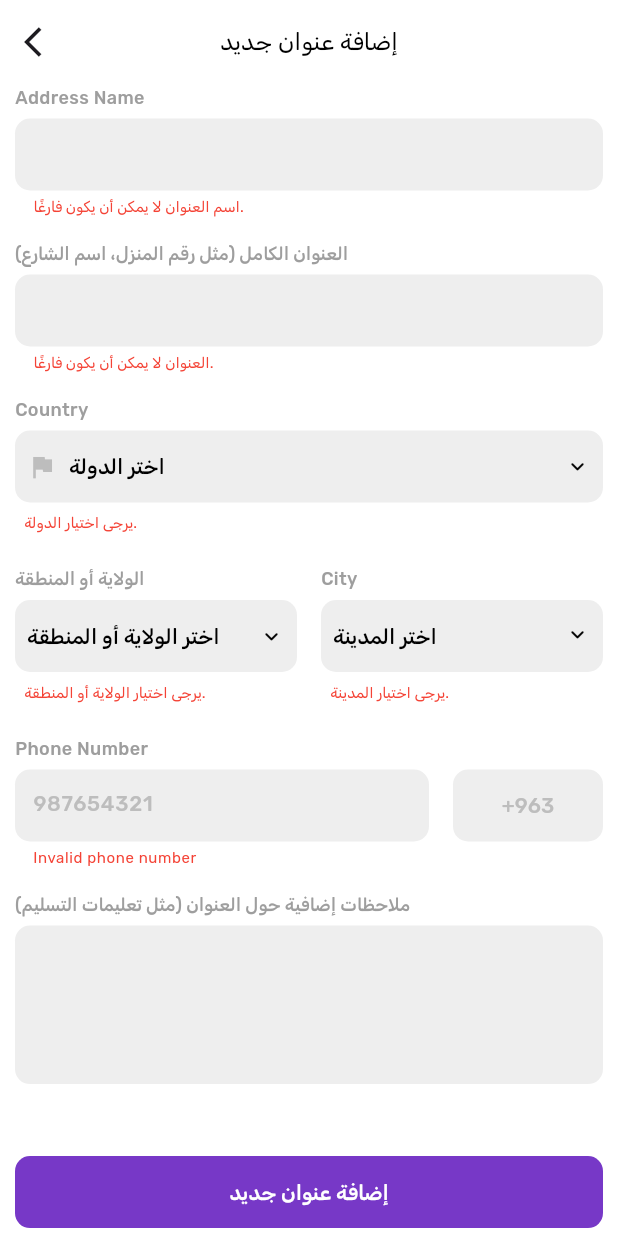
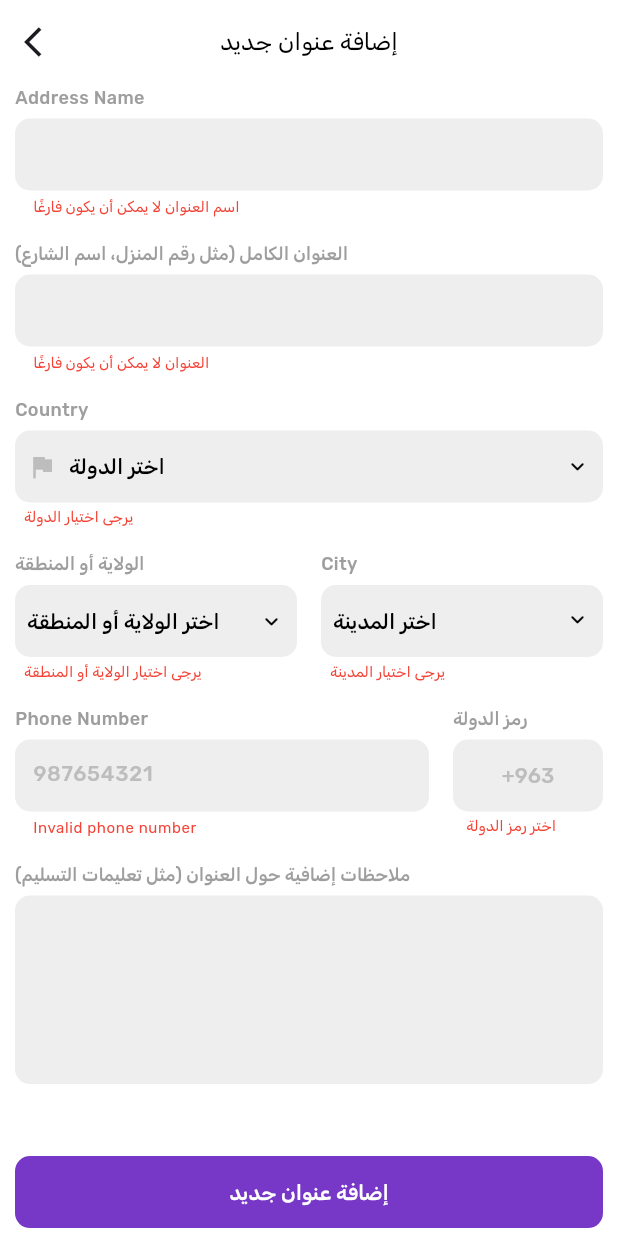
Before and after one commit to Muhammed-Hayr-Ali/Marketna_e-commerce, a Flutter app: the AddAddressScreen screen opened directly, after a tap on "إضافة عنوان جديد", on a phone screen of 412 x 824 dp. Run offline on Flutter 3.47's test engine with Material 3 defaults, Android fonts, the phone set to English and light mode, and no system bars; our stand-ins replace cached_network_image, flutter_holo_date_picker, flutter_svg, fluttertoast, geolocator, get and 7 more; missing offline and left inert: flutter_pin_code_fields; accounts and stored records are empty; statements that could not run were skipped.

Commit message:
Initial commit

```diff
--- a/lib/localization/language/arabic.dart
+++ b/lib/localization/language/arabic.dart
@@ -5,19 +5,19 @@ class Arabic {
     'Track order': 'تتبع الطلب',
     'Get your order': 'احصل على طلبك',
     'Enjoy a unique and easy shopping experience in our application':
-        'استمتع بتجربة تسوق فريدة وسهلة داخل تطبيقنا.',
-    'Track shipments real-time': 'تتبع الشحنات في الوقت الفعلي.',
+        'استمتع بتجربة تسوق فريدة وسهلة داخل تطبيقنا',
+    'Track shipments real-time': 'تتبع الشحنات في الوقت الفعلي',
     'Enjoy your favorite products with confidence and safety':
-        'تسوق منتجاتك المفضلة بأمان وثقة.',
+        'تسوق منتجاتك المفضلة بأمان وثقة',
     'Next': 'التالي',
     'Login': 'تسجيل الدخول',
 
     /// عناوين وأوصاف الشاشات
-    'welcome_back': 'مرحبًا بعودتك! لقد افتقدناك.',
+    'welcome_back': 'مرحبًا بعودتك! لقد افتقدناك',
     'create_account': 'إنشاء حساب جديد',
-    'fill_your_details': 'انضم إلى عائلتنا.\nاملأ بياناتك أدناه.',
+    'fill_your_details': 'انضم إلى عائلتنا\nاملأ بياناتك أدناه',
     'update_password': 'تحديث كلمة المرور',
-    'update_password_desc': 'أدخل رمز التحقق وكلمة المرور الجديدة.',
+    'update_password_desc': 'أدخل رمز التحقق وكلمة المرور الجديدة',
     'profile': 'الملف الشخصي',
     'notifications': 'الإشعارات',
     'edit_profile': 'تعديل الملف الشخصي',
@@ -80,79 +80,77 @@ class Arabic {
     'choose_your_date_of_birth': 'اختر تاريخ ميلادك',
     'state': 'الولاية',
     'address': 'العنوان',
-    'email_copied': 'تم نسخ البريد الإلكتروني إلى الحافظة.',
+    'email_copied': 'تم نسخ البريد الإلكتروني إلى الحافظة',
 
     /// رسائل الخطأ والتحقق
-    'name_cannot_be_empty': 'الاسم لا يمكن أن يكون فارغًا.',
-    'email_cannot_be_empty': 'البريد الإلكتروني لا يمكن أن يكون فارغًا.',
-    'invalid_email': 'البريد الإلكتروني غير صالح.',
-    'password_cannot_be_empty': 'كلمة المرور لا يمكن أن تكون فارغة.',
-    'password_min_length': 'كلمة المرور يجب أن تتكون من 6 أحرف على الأقل.',
+    'name_cannot_be_empty': 'الاسم لا يمكن أن يكون فارغًا',
+    'email_cannot_be_empty': 'البريد الإلكتروني لا يمكن أن يكون فارغًا',
+    'invalid_email': 'البريد الإلكتروني غير صالح',
+    'password_cannot_be_empty': 'كلمة المرور لا يمكن أن تكون فارغة',
+    'password_min_length': 'كلمة المرور يجب أن تتكون من 6 أحرف على الأقل',
     'confirm_password_cannot_be_empty':
-        'تأكيد كلمة المرور لا يمكن أن يكون فارغًا.',
+        'تأكيد كلمة المرور لا يمكن أن يكون فارغًا',
     'confirm_password_min_length':
-        'تأكيد كلمة المرور يجب أن يتكون من 6 أحرف على الأقل.',
-    'passwords_do_not_match': 'كلمة المرور وتأكيد كلمة المرور غير متطابقتين.',
-    'phone_cannot_be_empty': 'رقم الهاتف لا يمكن أن يكون فارغًا.',
-    'invalid_phone': 'رقم الهاتف غير صالح.',
-    'addressName_cannot_be_empty': 'اسم العنوان لا يمكن أن يكون فارغًا.',
-    'country_cannot_be_empty': 'اسم الدولة لا يمكن أن يكون فارغًا.',
+        'تأكيد كلمة المرور يجب أن يتكون من 6 أحرف على الأقل',
+    'passwords_do_not_match': 'كلمة المرور وتأكيد كلمة المرور غير متطابقتين',
+    'phone_cannot_be_empty': 'رقم الهاتف لا يمكن أن يكون فارغًا',
+    'invalid_phone': 'رقم الهاتف غير صالح',
+    'addressName_cannot_be_empty': 'اسم العنوان لا يمكن أن يكون فارغًا',
+    'country_cannot_be_empty': 'اسم الدولة لا يمكن أن يكون فارغًا',
     'stateProvince_cannot_be_empty':
-        'اسم الولاية أو المنطقة الإدارية لا يمكن أن يكون فارغًا.',
-    'city_cannot_be_empty': 'اسم المدينة لا يمكن أن يكون فارغًا.',
-    'streetAddress_cannot_be_empty': 'العنوان لا يمكن أن يكون فارغًا.',
-    'verification_code_cannot_be_empty': 'رمز التحقق لا يمكن أن يكون فارغًا.',
-    'verification_code_invalid_length': 'رمز التحقق يجب أن يتكون من 6 أرقام.',
-    'required_field': 'هذا الحقل مطلوب.',
-    'max_characters': 'الحد الأقصى لعدد الأحرف هو {0}.',
-    'min_characters': 'الحد الأدنى لعدد الأحرف هو {0}.',
-    'select_gender': 'يرجى تحديد الجنس.',
-    'network_error': 'تعذر الاتصال بالخادم. يرجى التحقق من اتصال الإنترنت.',
-    'please_select_location': 'يرجى اختيار العنوان بشكل صحيح.',
+        'اسم الولاية أو المنطقة الإدارية لا يمكن أن يكون فارغًا',
+    'city_cannot_be_empty': 'اسم المدينة لا يمكن أن يكون فارغًا',
+    'streetAddress_cannot_be_empty': 'العنوان لا يمكن أن يكون فارغًا',
+    'verification_code_cannot_be_empty': 'رمز التحقق لا يمكن أن يكون فارغًا',
+    'verification_code_invalid_length': 'رمز التحقق يجب أن يتكون من 6 أرقام',
+    'required_field': 'هذا الحقل مطلوب',
+    'max_characters': 'الحد الأقصى لعدد الأحرف هو {0}',
+    'min_characters': 'الحد الأدنى لعدد الأحرف هو {0}',
+    'select_gender': 'يرجى تحديد الجنس',
+    'network_error': 'تعذر الاتصال بالخادم يرجى التحقق من اتصال الإنترنت',
+    'please_select_location': 'يرجى اختيار العنوان بشكل صحيح',
 
-    'select_country_required': 'يرجى اختيار الدولة.',
+    'select_country_required': 'يرجى اختيار الدولة',
     'country_code_required': ' اختر رمز الدولة',
-    'select_province_required': 'يرجى اختيار الولاية أو المنطقة.',
-    'select_city_required': 'يرجى اختيار المدينة.',
+    'select_province_required': 'يرجى اختيار الولاية أو المنطقة',
+    'select_city_required': 'يرجى اختيار المدينة',
 
     /// رسائل الاستجابة
     'reset_password': 'استعادة كلمة المرور',
-    'enter_email_for_reset': 'أدخل البريد الإلكتروني لاستعادة كلمة المرور.',
-    'password_updated_successfully': 'تم تحديث كلمة المرور بنجاح.',
-    'profile_updated_successfully': 'تم تحديث الملف الشخصي بنجاح.',
-    'Exception: no_internet_connection': 'خطأ: لا يوجد اتصال بالإنترنت.',
-    'user_already_registered': 'المستخدم مسجل بالفعل.',
-    'Invalid login credentials': 'بيانات تسجيل الدخول غير صحيحة.',
-    'user_is_banned': 'لقد تم حظر حسابك.',
+    'enter_email_for_reset': 'أدخل البريد الإلكتروني لاستعادة كلمة المرور',
+    'password_updated_successfully': 'تم تحديث كلمة المرور بنجاح',
+    'profile_updated_successfully': 'تم تحديث الملف الشخصي بنجاح',
+    'Exception: no_internet_connection': 'خطأ: لا يوجد اتصال بالإنترنت',
+    'user_already_registered': 'المستخدم مسجل بالفعل',
+    'Invalid login credentials': 'بيانات تسجيل الدخول غير صحيحة',
+    'user_is_banned': 'لقد تم حظر حسابك',
     'are_you_sure_logout': 'هل أنت متأكد أنك تريد تسجيل الخروج؟',
-    'password_updated_successfully_response': 'تم تعديل كلمة المرور بنجاح.',
-    'account_deleted_successfully': 'تم حذف الحساب بنجاح.',
-    'action_cannot_be_undone': 'هذا الإجراء لا يمكن التراجع عنه.',
+    'password_updated_successfully_response': 'تم تعديل كلمة المرور بنجاح',
+    'account_deleted_successfully': 'تم حذف الحساب بنجاح',
+    'action_cannot_be_undone': 'هذا الإجراء لا يمكن التراجع عنه',
     'something_went_wrong': 'حدث خطأ ما!',
-    'please_try_again': 'يرجى المحاولة مرة أخرى.',
-    'no_data_found': 'لم يتم العثور على بيانات.',
-    'loading': 'جارٍ التحميل...',
-    'operation_completed_successfully': 'تمت العملية بنجاح.',
-    'operation_failed': 'فشلت العملية.',
-    'data_sending_error':
-        'حدث خطأ أثناء إرسال البيانات. يرجى المحاولة مرة أخرى.',
-    'address_added_successfully': 'تمت إضافة العنوان بنجاح.',
-    'address_updated_successfully': 'تم تحديث العنوان بنجاح.',
+    'please_try_again': 'يرجى المحاولة مرة أخرى',
+    'no_data_found': 'لم يتم العثور على بيانات',
+    'loading': 'جارٍ التحميل',
+    'operation_completed_successfully': 'تمت العملية بنجاح',
+    'operation_failed': 'فشلت العملية',
+    'data_sending_error': 'حدث خطأ أثناء إرسال البيانات يرجى المحاولة مرة أخرى',
+    'address_added_successfully': 'تمت إضافة العنوان بنجاح',
+    'address_updated_successfully': 'تم تحديث العنوان بنجاح',
     'user_id_is_null':
-        'تعذر الحصول على معلومات المستخدم. يرجى إعادة تسجيل الدخول.',
+        'تعذر الحصول على معلومات المستخدم يرجى إعادة تسجيل الدخول',
     'Unable_Location_services':
-        'تعذر الوصول إلى خدمات الموقع. يرجى تفعيل خدمات الموقع.',
+        'تعذر الوصول إلى خدمات الموقع يرجى تفعيل خدمات الموقع',
     'Location_permissions_denied':
-        'تم رفض أذونات الموقع. يرجى تفعيل أذونات الموقع.',
-    'Location_permissions_denied_request_permissions.':
-        'تم رفض أذونات الموقع بشكل دائم، ولا يمكننا طلب الأذونات.',
-    'data_loading_error':
-        'حدث خطأ أثناء تحميل البيانات. يرجى المحاولة مرة أخرى.',
+        'تم رفض أذونات الموقع يرجى تفعيل أذونات الموقع',
+    'Location_permissions_denied_request_permissions':
+        'تم رفض أذونات الموقع بشكل دائم، ولا يمكننا طلب الأذونات',
+    'data_loading_error': 'حدث خطأ أثناء تحميل البيانات يرجى المحاولة مرة أخرى',
     'an_error_occurred': 'حدث خطأ:',
-    'session_is_null': 'تعذر الحصول على معلومات الجلسة.',
-    'google_sign_in_failed': 'تعذر تسجيل الدخول باستخدام Google.',
+    'session_is_null': 'تعذر الحصول على معلومات الجلسة',
+    'google_sign_in_failed': 'تعذر تسجيل الدخول باستخدام Google',
 
-    'privacy_policy_cannot_be_opened': 'تعذر فتح رابط سياسة الخصوصية.',
+    'privacy_policy_cannot_be_opened': 'تعذر فتح رابط سياسة الخصوصية',
 
     /// وقت وتاريخ
     'today': 'اليوم',
@@ -209,7 +207,7 @@ class Arabic {
 
     /// العناوين
     'add_new_address': 'إضافة عنوان جديد',
-    'no_addresses': 'ليس لديك أي عنوان حتى الآن.',
+    'no_addresses': 'ليس لديك أي عنوان حتى الآن',
     'address_name': 'اسم العنوان',
     'home': 'منزل',
     'work': 'عمل',
--- a/lib/screens/addresses/adaaress_add/add_address_screen.dart
+++ b/lib/screens/addresses/adaaress_add/add_address_screen.dart
@@ -96,21 +96,23 @@ class AddAddressScreen extends StatelessWidget {
                           ),
                         ),
                         SizedBox(width: 16),
-                        CustomButton(
-                          label: '',
-                          child: GetBuilder<AddAddressController>(
-                            init: AddAddressController(),
-                            builder:
-                                (_) => CustomText(
+                        GetBuilder<AddAddressController>(
+                          init: AddAddressController(),
+                          builder:
+                              (_) => CustomButton(
+                                label: AppConstants.COUNTRY_CODE,
+                                errorMessage: _.countryCodeErrorMessage,
+
+                                child: CustomText(
                                   textDirection: TextDirection.ltr,
                                   _.selectedCountryCode ??
-                                      AppConstants.DEFAULT_COUNTRY_CODE,
+                                      AppConstants.DEFAULT_COUNTRY_CODE.tr,
                                   color:
                                       _.selectedCountryCode == null
                                           ? Colors.grey.shade400
                                           : Colors.black,
                                 ),
-                          ),
+                              ),
                         ),
                       ],
                     ),
@@ -136,6 +138,7 @@ class AddAddressScreen extends StatelessWidget {
                 () => CustomButton(
                   isLoading: _.isLoading.value,
                   width: double.infinity,
+
                   buttonColor: AppColors.primaryColor,
                   progressColor: AppColors.white,
                   onPressed: _.addAddress,
--- a/lib/screens/addresses/adaaress_add/controller/controller.dart
+++ b/lib/screens/addresses/adaaress_add/controller/controller.dart
@@ -32,6 +32,7 @@ class AddAddressController extends GetxController {
   String? countryErrorMessage;
   String? provinceErrorMessage;
   String? cityErrorMessage;
+  String? countryCodeErrorMessage;
 
   @override
   void onInit() async {
@@ -138,10 +139,18 @@ class AddAddressController extends GetxController {
       update();
     }
 
+    if (selectedCountryCode == null || selectedCountryCode!.isEmpty) {
+      countryCodeErrorMessage = AppConstants.COUNTRY_CODE_REQUIRED;
+    } else {
+      countryCodeErrorMessage = null;
+      update();
+    }
+
     if (!formKey.currentState!.validate() ||
         countryErrorMessage != null ||
         provinceErrorMessage != null ||
-        cityErrorMessage != null) {
+        cityErrorMessage != null ||
+        countryCodeErrorMessage != null) {
       isLoading.value = false;
       update();
       return;
--- a/lib/screens/profile_edit/controller/controller.dart
+++ b/lib/screens/profile_edit/controller/controller.dart
@@ -48,7 +48,11 @@ class EditProfileController extends GetxController {
     email = currentUser.email;
 
     // Set the country code to the user's country code
-    countryCode = userMetadata?[AppConstants.COUNTRY_CODE] ?? '';
+    if (userMetadata?[AppConstants.COUNTRY_CODE] != null) {
+      countryCode = userMetadata![AppConstants.COUNTRY_CODE];
+    } else {
+      countryCode = null;
+    }
 
     // Set the phone controller text to the user's phone number
     phoneController.text = userMetadata?[AppConstants.PHONE] ?? '';
@@ -314,9 +318,9 @@ class EditProfileController extends GetxController {
   ///
   /// Finally, it will reset the form and set the loading state to false.
   Future<void> updateUser() async {
+    debugPrint(countryCode);
     if (countryCode == null) {
       countryCodeErrorMessage = AppConstants.COUNTRY_CODE_REQUIRED;
-      return;
     } else {
       countryCodeErrorMessage = null;
       update();
@@ -338,7 +342,7 @@ class EditProfileController extends GetxController {
         UserAttributes(
           data: {
             AppConstants.DISPLAY_NAME: nameController.text.trim(),
-            AppConstants.NAME: DataConverter.removeTextAfterAt(email!.trim()),
+            AppConstants.PREFERRED_USERNAME: DataConverter.removeTextAfterAt(email!.trim()),
             AppConstants.COUNTRY_CODE: countryCode,
             AppConstants.PHONE: phoneController.text.trim(),
             AppConstants.GENDER: gender,
--- a/lib/screens/profile_edit/editprofilescreen.dart
+++ b/lib/screens/profile_edit/editprofilescreen.dart
@@ -165,6 +165,8 @@ class EditProfileScreen extends StatelessWidget {
                                 CustomCountryPicker(
                                   countryPickerMode: CountryPickerMode.code,
                                   selectedCountryCode: _.countryCode,
+                                  countryCodeErrorMessage:
+                                      _.countryCodeErrorMessage,
                                   onChangedCountry: (value) {
                                     _.updateCountryCode(value.code);
                                   },
--- a/lib/utils/constants.dart
+++ b/lib/utils/constants.dart
@@ -55,7 +55,7 @@ abstract class AppConstants {
   static const String FULL_NAME = 'full_name';
   static const String USER_NAME = 'user_name';
   static const String PREFERRED_USERNAME = 'preferred_username';
-  static const String COUNTRY_CODE = 'country_code';
+  static const String COUNTRY_CODE = 'countryCode';
   static const String PHONE = 'phone';
   static const String GENDER = 'gender';
   static const String DATE_BIRTH = 'date_birth';
@@ -83,7 +83,8 @@ abstract class AppConstants {
   static const String LOCATION_PERMISSIONS_DENIED_REQUEST_PERMISSIONS =
       'Location_permissions_denied_request_permissions';
   static const String ADDRESS_ADDED_SUCCESSFULLY = 'address_added_successfully';
-  static const String ADDRESS_UPDATED_SUCCESSFULLY = 'address_updated_successfully';
+  static const String ADDRESS_UPDATED_SUCCESSFULLY =
+      'address_updated_successfully';
 
   static const String DATA_SENDING_ERROR = 'data_sending_error';
   static const String DATA_LOADING_ERROR = 'data_loading_error';
--- /dev/null
+++ b/lib/widgets/animation/fade_animation_dx.dart
@@ -0,0 +1,35 @@
+
+import 'package:flutter/material.dart';
+import 'package:get/get.dart';
+
+class FadeAnimationDx extends StatelessWidget {
+  const FadeAnimationDx({super.key, required this.delay, required this.child});
+  final int delay;
+  final Widget child;
+
+  bool getLocal() {
+    return Get.locale.toString() == 'ar' ? true : false;
+  }
+
+  @override
+  Widget build(BuildContext context) {
+    getLocal();
+    return TweenAnimationBuilder<double>(
+      tween: Tween<double>(begin: 0.0, end: 1.0),
+      duration: Duration(milliseconds: delay ),
+      curve: Curves.easeOut,
+      builder: (BuildContext context, double value, Widget? child) {
+        return Opacity(
+          opacity: value,
+          child: Transform.translate(
+            offset: getLocal() == true
+                ? Offset(-50 * (1 - value), 0)
+                : Offset(50 * (1 - value), 0),
+            child: child,
+          ),
+        );
+      },
+      child: child,
+    );
+  }
+}
--- /dev/null
+++ b/lib/widgets/animation/fade_animation_dy.dart
@@ -0,0 +1,40 @@
+import 'package:flutter/material.dart';
+import 'package:get/get.dart';
+
+class FadeAnimationDy extends StatelessWidget {
+  const FadeAnimationDy({
+    super.key,
+    required this.delay,
+    required this.child,
+    this.dy,
+  });
+  final int delay;
+  final Widget child;
+  final double? dy;
+
+  bool getLocal() {
+    return Get.locale.toString() == 'ar' ? true : false;
+  }
+
+  @override
+  Widget build(BuildContext context) {
+    return TweenAnimationBuilder<double>(
+      tween: Tween<double>(begin: 0.0, end: 1.0),
+      duration: Duration(milliseconds: delay),
+      curve: Curves.easeOut,
+      builder: (BuildContext context, double value, Widget? child) {
+        return Opacity(
+          opacity: value,
+          child: Transform.translate(
+            offset:
+                getLocal() == true
+                    ? Offset(0, -(dy ?? 40) * (1 - value))
+                    : Offset(0, (dy ?? 40) * (1 - value)),
+            child: child,
+          ),
+        );
+      },
+      child: child,
+    );
+  }
+}
--- a/lib/widgets/custom_button.dart
+++ b/lib/widgets/custom_button.dart
@@ -1,4 +1,5 @@
 import 'package:application/utils/import.dart';
+import 'package:application/widgets/animation/fade_animation_dy.dart';
 
 /// A customizable button widget that supports various styles and states.
 /// It can display a loading indicator, has customizable dimensions, colors, and margins.
@@ -138,13 +139,22 @@ class CustomButton extends StatelessWidget {
                   SizedBox(
                     child:
                         errorMessage != null
-                            ? Padding(
-                              padding: const EdgeInsets.all(6.0),
-                              child: Text(
-                                (errorMessage ?? '').tr,
-                                style: TextStyle(
-                                  fontSize: 10,
-                                  color: Colors.red,
+                            ? FadeAnimationDy(
+                              delay: 200,
+                              dy: 6,
+                              child: Padding(
+                                padding: const EdgeInsets.fromLTRB(
+                                  6.0,
+                                  2.0,
+                                  6.0,
+                                  0,
+                                ),
+                                child: Text(
+                                  (errorMessage ?? '').tr,
+                                  style: TextStyle(
+                                    fontSize: 10,
+                                    color: Colors.red,
+                                  ),
                                 ),
                               ),
                             )
--- a/lib/widgets/custom_country_picker.dart
+++ b/lib/widgets/custom_country_picker.dart
@@ -228,7 +228,7 @@ class _CustomCountryPickerState extends State<CustomCountryPicker> {
   Widget _pickerCodeMode() {
     return CustomButton(
       label: 'countryCode',
-      errorMessage: widget.countryErrorMessage,
+      errorMessage: widget.countryCodeErrorMessage,
       isLoading: isLoading,
       onPressed: _openCountry,
       child: Directionality(
@@ -236,7 +236,7 @@ class _CustomCountryPickerState extends State<CustomCountryPicker> {
         child: Transform.translate(
           offset: Offset(-1, 1),
           child: CustomText(
-            widget.selectedCountryCode ?? '+963',
+            widget.selectedCountryCode ?? '963',
             fontWeight: FontWeight.w500,
             color:
                 widget.selectedCountryCode == null
--- a/lib/widgets/custom_text_field.dart
+++ b/lib/widgets/custom_text_field.dart
@@ -166,9 +166,16 @@ class _CustomTextFieldState extends State<CustomTextField> {
                     ), // Default text style
             decoration: InputDecoration(
               counterText: '', // Hide character counter
-              contentPadding: const EdgeInsets.symmetric(
-                horizontal: 8.0,
-              ), // Padding inside the text field
+              contentPadding:
+                  widget.lines > 1
+                      ? const EdgeInsets.symmetric(
+                        vertical: 10.0,
+                        horizontal: 8.0,
+                      ) // Padding for multi-line text field
+                      : // Padding for single-line text field
+                      const EdgeInsets.symmetric(
+                        horizontal: 8.0,
+                      ), // Padding inside the text field
 
               hintText: widget.hintText, // Placeholder text
               hintStyle:
```
